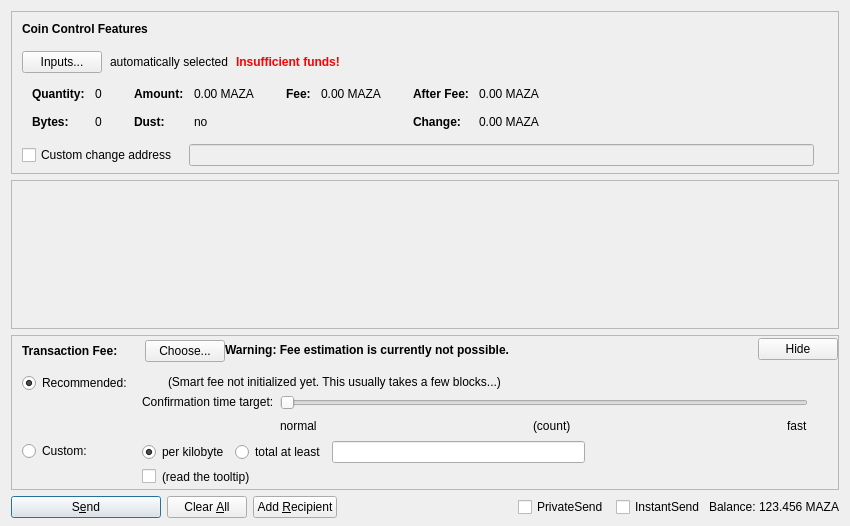
Old version of the form src/qt/forms/sendcoinsdialog.ui in the repository mazanetwork/maza.
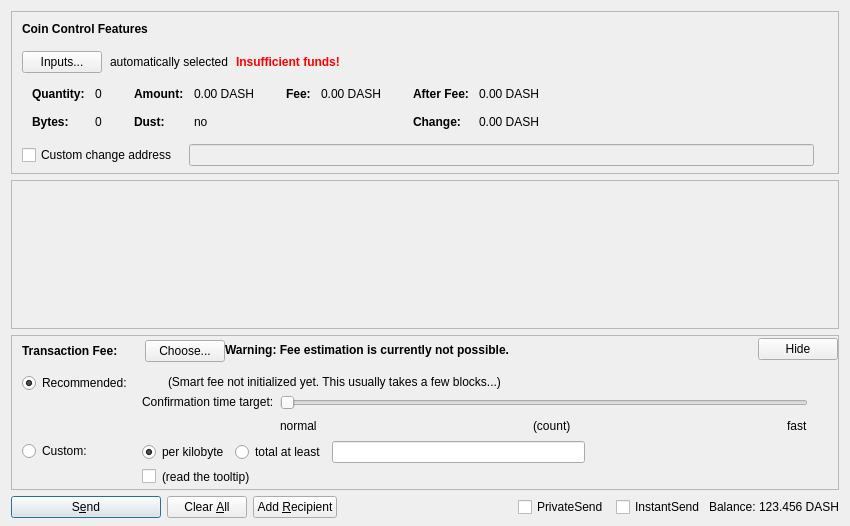
New version of the form. Custom widgets are drawn as their Qt base class.

Diff of the .ui file:
```diff
--- a/src/qt/forms/sendcoinsdialog.ui
+++ b/src/qt/forms/sendcoinsdialog.ui
@@ -324,7 +324,7 @@
                   <enum>Qt::ActionsContextMenu</enum>
                  </property>
                  <property name="text">
-                  <string notr="true">0.00 MAZA</string>
+                  <string notr="true">0.00 DASH</string>
                  </property>
                  <property name="textInteractionFlags">
                   <set>Qt::LinksAccessibleByMouse|Qt::TextSelectableByKeyboard|Qt::TextSelectableByMouse</set>
@@ -404,7 +404,7 @@
                   <enum>Qt::ActionsContextMenu</enum>
                  </property>
                  <property name="text">
-                  <string notr="true">0.00 MAZA</string>
+                  <string notr="true">0.00 DASH</string>
                  </property>
                  <property name="textInteractionFlags">
                   <set>Qt::LinksAccessibleByMouse|Qt::TextSelectableByKeyboard|Qt::TextSelectableByMouse</set>
@@ -455,7 +455,7 @@
                   <enum>Qt::ActionsContextMenu</enum>
                  </property>
                  <property name="text">
-                  <string notr="true">0.00 MAZA</string>
+                  <string notr="true">0.00 DASH</string>
                  </property>
                  <property name="textInteractionFlags">
                   <set>Qt::LinksAccessibleByMouse|Qt::TextSelectableByKeyboard|Qt::TextSelectableByMouse</set>
@@ -484,7 +484,7 @@
                   <enum>Qt::ActionsContextMenu</enum>
                  </property>
                  <property name="text">
-                  <string notr="true">0.00 MAZA</string>
+                  <string notr="true">0.00 DASH</string>
                  </property>
                  <property name="textInteractionFlags">
                   <set>Qt::LinksAccessibleByMouse|Qt::TextSelectableByKeyboard|Qt::TextSelectableByMouse</set>
@@ -1326,7 +1326,7 @@
           <cursorShape>IBeamCursor</cursorShape>
          </property>
          <property name="text">
-          <string notr="true">123.456 MAZA</string>
+          <string notr="true">123.456 DASH</string>
          </property>
          <property name="textInteractionFlags">
           <set>Qt::LinksAccessibleByMouse|Qt::TextSelectableByKeyboard|Qt::TextSelectableByMouse</set>
```
Left out of the diff: 6 changed lines with no effect on the pictures.
